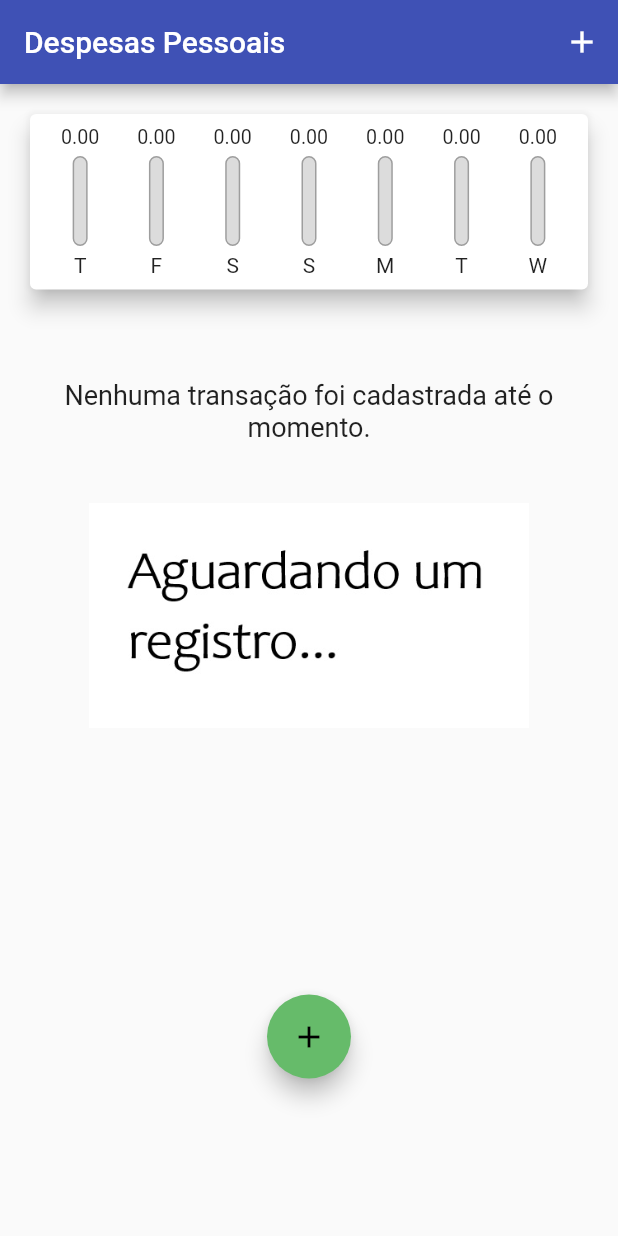
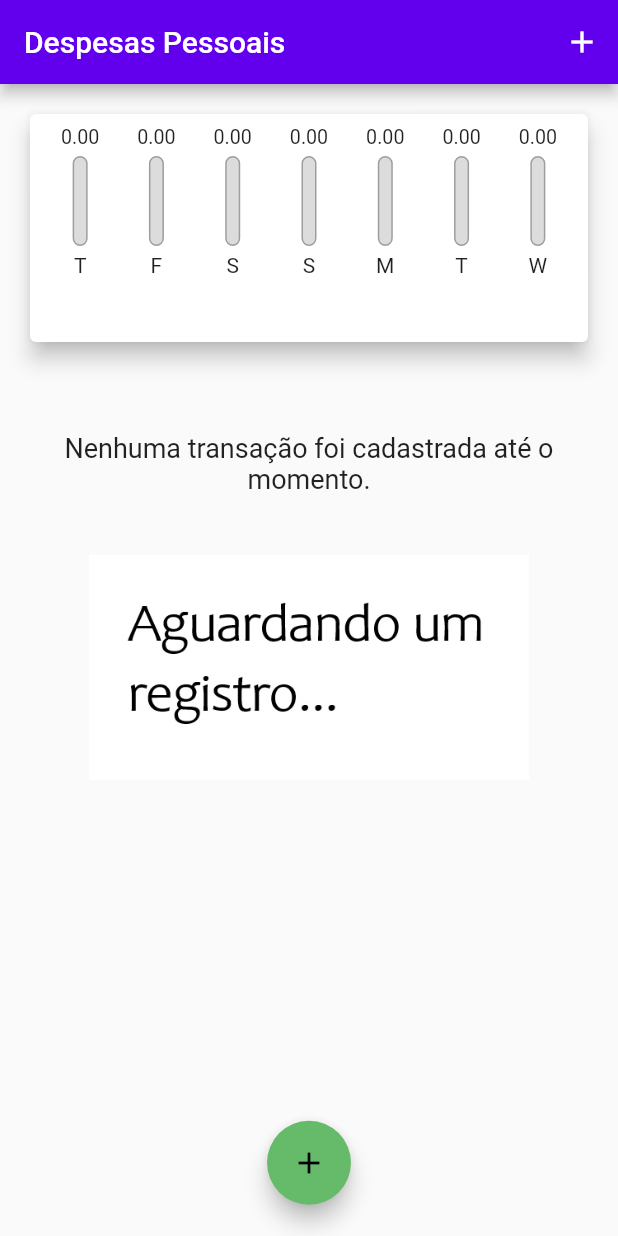
Before and after one commit to leandromarcelino93/projeto_pessoal_despesas_pessoais, a Flutter app: the screen it shows after launch, on a phone screen of 412 x 824 dp. Run offline on Flutter 3.47's test engine with Material 2 defaults, Android fonts, the phone set to English and light mode, and no system bars.

Commit message:
Second commit

```diff
--- a/lib/components/transaction_list.dart
+++ b/lib/components/transaction_list.dart
@@ -10,12 +10,7 @@ class TransactionList extends StatelessWidget {
 
   @override
   Widget build(BuildContext context) {
-    return Container(
-      height: 450,
-
-      ///Implementação do ListView e utilização do Operador ternário para caso nenhuma transação esteja salva
-
-      child: transactions.isEmpty
+    return transactions.isEmpty
         ? Column(
             mainAxisAlignment: MainAxisAlignment.start,
             children: [
@@ -70,7 +65,6 @@ class TransactionList extends StatelessWidget {
                 ),
               );
             },
-            ),
           );
   }
 }
--- a/lib/main.dart
+++ b/lib/main.dart
@@ -13,7 +13,8 @@ class ExpensesApp extends StatelessWidget {
     return MaterialApp(
         debugShowCheckedModeBanner: false,
         theme: ThemeData(
-            primarySwatch: Colors.indigo, accentColor: Colors.green.shade400),
+            primarySwatch: Colors.indigo,
+            colorScheme: ColorScheme.light(secondary: Colors.green.shade400)),
         home: MyHomePage());
   }
 }
@@ -69,8 +70,8 @@ class _MyHomePageState extends State<MyHomePage> {
 
   @override
   Widget build(BuildContext context) {
-    return Scaffold(
-      appBar: AppBar(
+
+    final appBar = AppBar(
       title: const Text('Despesas Pessoais'),
       actions: [
         IconButton(
@@ -78,15 +79,25 @@ class _MyHomePageState extends State<MyHomePage> {
           onPressed: () => _openTransactionFormModal(context),
         )
       ],
-      ),
+    );
+
+    ///MediaQuery
+    final availableHeight = MediaQuery.of(context).size.height -
+        appBar.preferredSize.height - MediaQuery.of(context).padding.top;
+
+    return Scaffold(
+      appBar: appBar,
       body: SingleChildScrollView(
         child: Column(
           crossAxisAlignment: CrossAxisAlignment.stretch,
           children: <Widget>[
             Container(
+              height: availableHeight * 0.25,
               child: Chart(_recentTransactions),
             ),
-            TransactionList(_transactions, _deleteTransactions),
+            Container(
+                height: availableHeight * 0.65,
+                child: TransactionList(_transactions, _deleteTransactions)),
             FloatingActionButton(
               child: const Icon(Icons.add),
               onPressed: () => _openTransactionFormModal(context),
```
Lines whose indentation alone changed are shown as unchanged.
